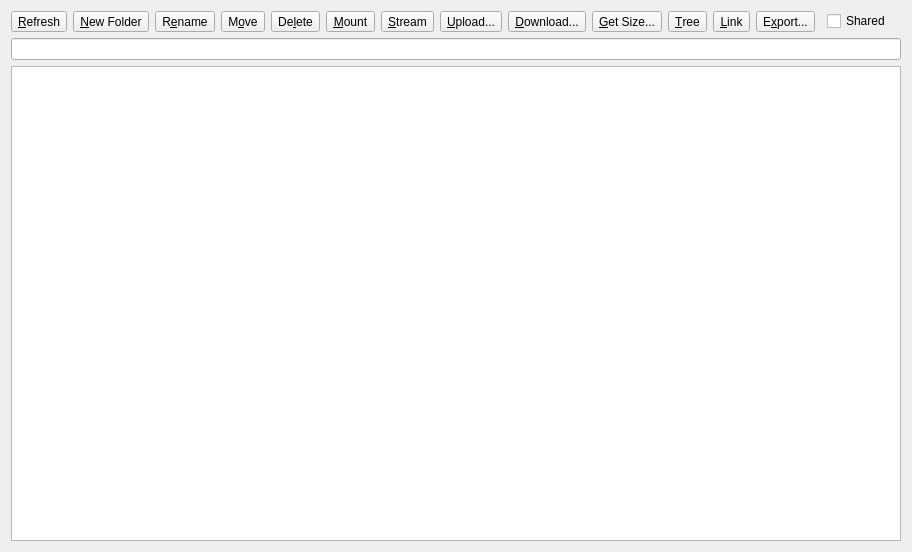
Above: src/remote_widget.ui from SysAdminDoc/RcloneBrowserNG before the change. Below: the same form after it.
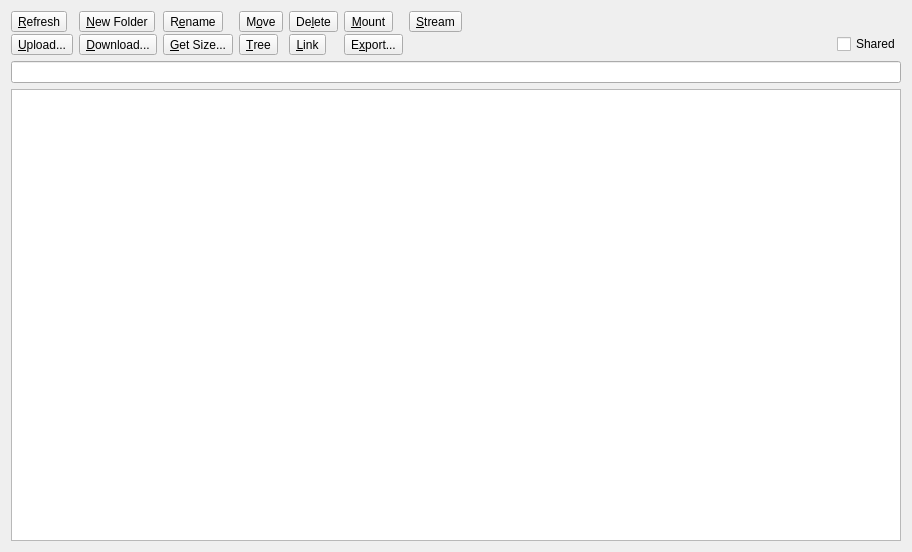
That is the form after the change.

```diff
--- a/src/remote_widget.ui
+++ b/src/remote_widget.ui
@@ -38,7 +38,7 @@
        </property>
        <item>
         <widget class="QWidget" name="buttons" native="true">
-         <layout class="QHBoxLayout" name="horizontalLayout_2">
+         <layout class="QGridLayout" name="buttonsGrid">
           <property name="leftMargin">
            <number>0</number>
           </property>
@@ -51,7 +51,10 @@
           <property name="bottomMargin">
            <number>0</number>
           </property>
-          <item>
+          <property name="verticalSpacing">
+           <number>2</number>
+          </property>
+          <item row="0" column="0">
            <widget class="QToolButton" name="buttonRefresh">
             <property name="text">
              <string>&amp;Refresh</string>
@@ -61,7 +64,7 @@
             </property>
            </widget>
           </item>
-          <item>
+          <item row="0" column="1">
            <widget class="QToolButton" name="buttonMkdir">
             <property name="text">
              <string>&amp;New Folder</string>
@@ -71,7 +74,7 @@
             </property>
            </widget>
           </item>
-          <item>
+          <item row="0" column="2">
            <widget class="QToolButton" name="buttonRename">
             <property name="text">
              <string>R&amp;ename</string>
@@ -81,7 +84,7 @@
             </property>
            </widget>
           </item>
-          <item>
+          <item row="0" column="3">
            <widget class="QToolButton" name="buttonMove">
             <property name="text">
              <string>M&amp;ove</string>
@@ -91,7 +94,7 @@
             </property>
            </widget>
           </item>
-          <item>
+          <item row="0" column="4">
            <widget class="QToolButton" name="buttonPurge">
             <property name="text">
              <string>De&amp;lete</string>
@@ -101,7 +104,7 @@
             </property>
            </widget>
           </item>
-          <item>
+          <item row="0" column="5">
            <widget class="QToolButton" name="buttonMount">
             <property name="text">
              <string>&amp;Mount</string>
@@ -111,7 +114,7 @@
             </property>
            </widget>
           </item>
-          <item>
+          <item row="0" column="6">
            <widget class="QToolButton" name="buttonStream">
             <property name="text">
              <string>&amp;Stream</string>
@@ -121,7 +124,20 @@
             </property>
            </widget>
           </item>
-          <item>
+          <item row="0" column="7">
+           <spacer name="horizontalSpacerTop">
+            <property name="orientation">
+             <enum>Qt::Horizontal</enum>
+            </property>
+            <property name="sizeHint" stdset="0">
+             <size>
+              <width>10</width>
+              <height>10</height>
+             </size>
+            </property>
+           </spacer>
+          </item>
+          <item row="1" column="0">
            <widget class="QToolButton" name="buttonUpload">
             <property name="text">
              <string>&amp;Upload...</string>
@@ -131,7 +147,7 @@
             </property>
            </widget>
           </item>
-          <item>
+          <item row="1" column="1">
            <widget class="QToolButton" name="buttonDownload">
             <property name="text">
              <string>&amp;Download...</string>
@@ -141,7 +157,7 @@
             </property>
            </widget>
           </item>
-          <item>
+          <item row="1" column="2">
            <widget class="QToolButton" name="buttonSize">
             <property name="text">
              <string>&amp;Get Size...</string>
@@ -151,7 +167,7 @@
             </property>
            </widget>
           </item>
-          <item>
+          <item row="1" column="3">
            <widget class="QToolButton" name="buttonTree">
             <property name="text">
              <string>&amp;Tree</string>
@@ -161,7 +177,7 @@
             </property>
            </widget>
           </item>
-          <item>
+          <item row="1" column="4">
            <widget class="QToolButton" name="buttonLink">
             <property name="text">
              <string>&amp;Link</string>
@@ -171,7 +187,7 @@
             </property>
            </widget>
           </item>
-          <item>
+          <item row="1" column="5">
            <widget class="QToolButton" name="buttonExport">
             <property name="text">
              <string>E&amp;xport...</string>
@@ -181,20 +197,7 @@
             </property>
            </widget>
           </item>
-          <item>
-           <spacer name="horizontalSpacer">
-            <property name="orientation">
-             <enum>Qt::Horizontal</enum>
-            </property>
-            <property name="sizeHint" stdset="0">
-             <size>
-              <width>40</width>
-              <height>20</height>
-             </size>
-            </property>
-           </spacer>
-          </item>
-          <item>
+          <item row="1" column="7" alignment="Qt::AlignRight">
            <widget class="QCheckBox" name="checkBoxShared">
             <property name="toolTip">
              <string>Shared with Me (Google Drive)</string>
@@ -204,22 +207,6 @@
             </property>
            </widget>
           </item>
-          <item>
-           <spacer name="spacer">
-            <property name="orientation">
-             <enum>Qt::Horizontal</enum>
-            </property>
-            <property name="sizeType">
-             <enum>QSizePolicy::Minimum</enum>
-            </property>
-            <property name="sizeHint" stdset="0">
-             <size>
-              <width>10</width>
-              <height>20</height>
-             </size>
-            </property>
-           </spacer>
-          </item>
          </layout>
         </widget>
        </item>
```
Left out of the diff: 4 changed lines with no effect on the pictures.
